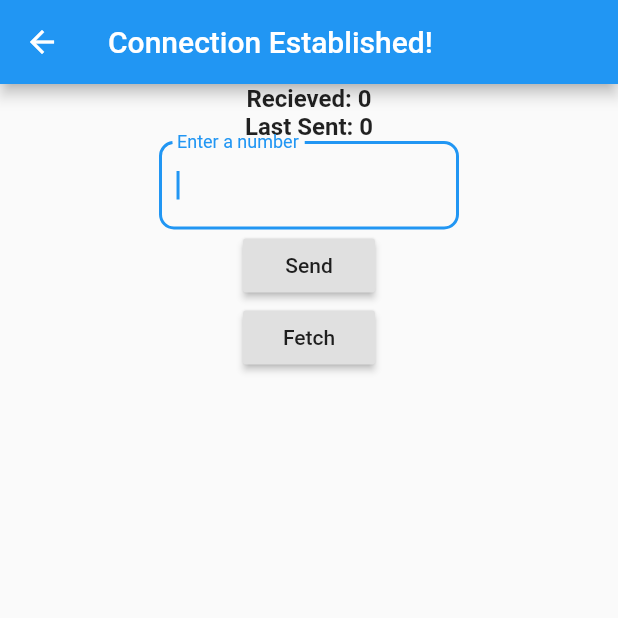
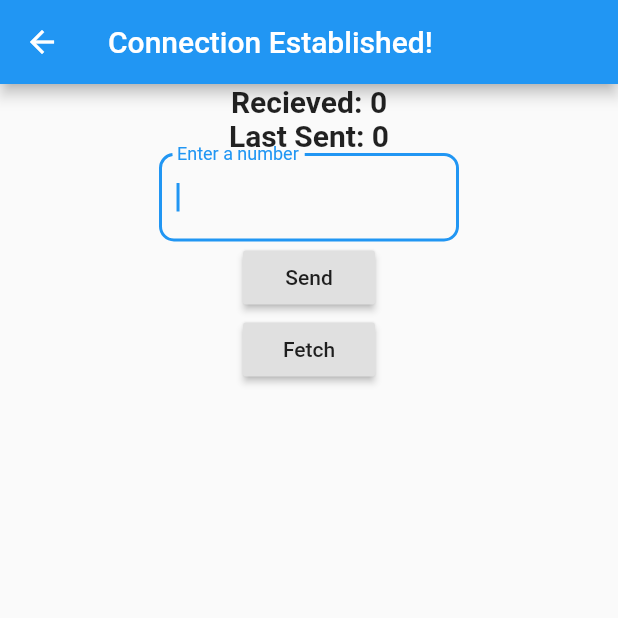
Before and after one commit to annavaykean/seniordesign_protoype, a Flutter app: the SendBluetoothData screen opened by its route, on a phone screen of 412 x 824 dp, the top half of it. Run offline on Flutter 3.47's test engine with Material 2 defaults, Android fonts, the phone set to English and light mode, and no system bars; our stand-ins replace flutter_blue.

Commit message:
changes to alignment

```diff
--- a/sd_proto/lib/code/send_bluetooth_data.dart
+++ b/sd_proto/lib/code/send_bluetooth_data.dart
@@ -9,7 +9,7 @@ class SendBluetoothData extends StatefulWidget {
 
 class SendBluetoothDataState extends State<SendBluetoothData> {
   TextEditingController numToSendCtrl = new TextEditingController();
-  int numReceived = 0;
+  String numReceived = '0';
   String numToSend = '0';
   String magicNumber = '6E400003-B5A3-F393-E0A9-E50E24DccA9E';
 
@@ -24,10 +24,10 @@ class SendBluetoothDataState extends State<SendBluetoothData> {
                 crossAxisAlignment: CrossAxisAlignment.center,
                 children: <Widget> [
                   Text('Recieved: ${numReceived}',
-                  style: TextStyle(fontWeight: FontWeight.bold, fontSize: 16)
+                  style: TextStyle(fontWeight: FontWeight.bold, fontSize: 20)
                   ),
                   Text('Last Sent: ${numToSend}',
-                  style: TextStyle(fontWeight: FontWeight.bold, fontSize: 16)
+                  style: TextStyle(fontWeight: FontWeight.bold, fontSize: 20)
                   ),
                   new Container(
                     width: 200.0,
@@ -81,8 +81,8 @@ class SendBluetoothDataState extends State<SendBluetoothData> {
     print('hit');
     final sub = MyApp.device.onValueChanged(c).listen((d){
       setState(() {
-        print('onValueChanged ${d}');
-        numReceived = d[0];
+        print('Current Val: ' + String.fromCharCode(d[0]));
+        numReceived = String.fromCharCode(d[0]);
       });
     });
  }
```
